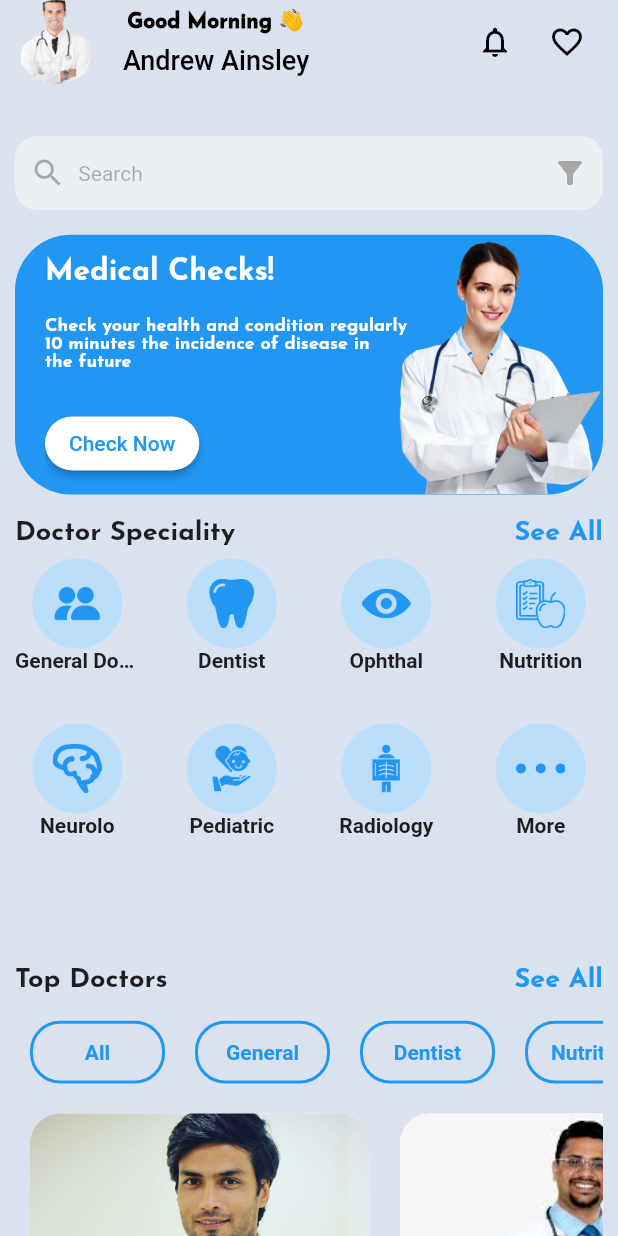
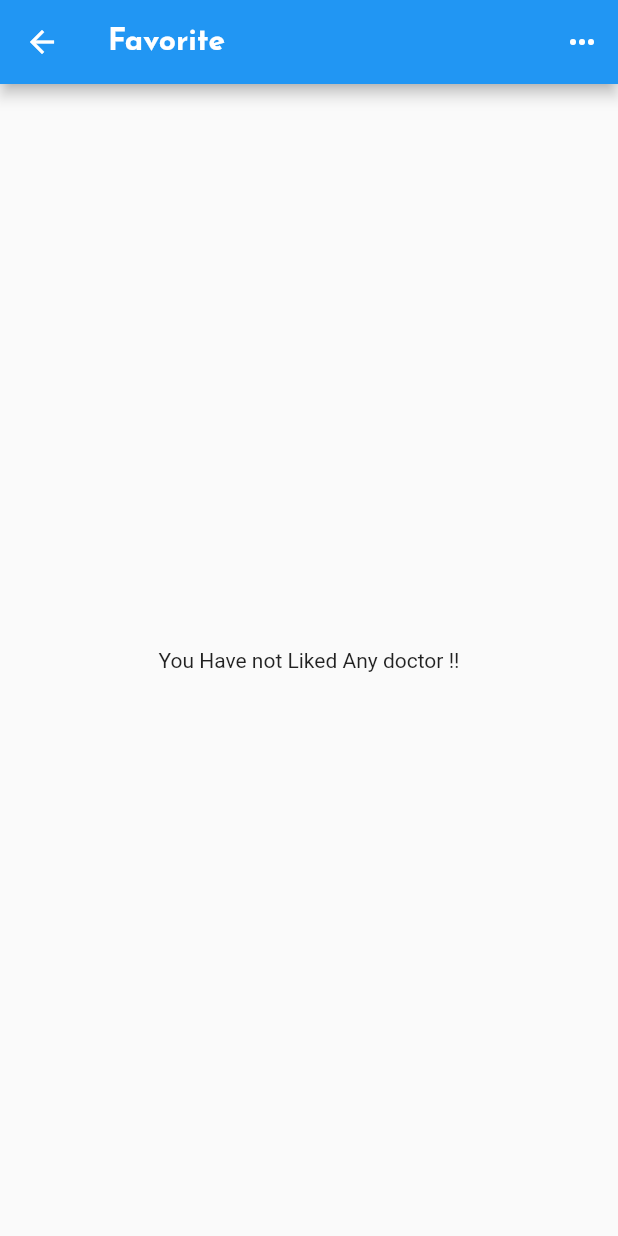
Before and after one commit to kevin-donga/doctor, a Flutter app: the HomeScreen screen opened directly, after a tap on the "favorite outline" icon, on a phone screen of 412 x 824 dp. Run offline on Flutter 3.47's test engine with Material 2 defaults, Android fonts, the phone set to English and light mode, and no system bars; our stand-ins replace animated_notch_bottom_bar, firebase_auth, firebase_core, firebase_database, firebase_storage, flutter_rating_bar and 6 more; accounts and stored records are empty.

Commit message:
Merge branch 'dev_kevin' of G:\git_project\doctor with conflicts.

```diff
--- a/lib/screens/articles_screen/articles_screen.dart
+++ b/lib/screens/articles_screen/articles_screen.dart
@@ -40,11 +40,11 @@ class ArticleScreen extends StatelessWidget {
               SizedBox(
                 height: Get.height * 0.01,
               ),
-              SizedBox(
+              /*SizedBox(
                 height: h * 0.075,
                 width: w,
                 child: atriclesTab(),
-              ),
+              ),*/
               SizedBox(
                 height: h,
                 width: w,
--- /dev/null
+++ b/lib/screens/home_screen/favorite_doctor/fav_doctor_screen.dart
@@ -0,0 +1,26 @@
+import 'package:flutter/material.dart';
+
+import '../../../common_widget/common_text.dart';
+import '../../../utils/string_res.dart';
+
+class FavDoctorScreen extends StatelessWidget {
+  const FavDoctorScreen({Key? key}) : super(key: key);
+
+  @override
+  Widget build(BuildContext context) {
+    return Scaffold(
+      appBar: AppBar(
+        title: commonText(
+            data: StringRes.favDoctorAppbarTitle,
+            fontFamily: StringRes.josefinSans,
+            fontWeight: FontWeight.bold),
+        actions: [
+          IconButton(onPressed: () {}, icon: const Icon(Icons.more_horiz))
+        ],
+      ),
+      body: Center(
+        child: commonText(data: StringRes.noLiked),
+      ),
+    );
+  }
+}
--- /dev/null
+++ b/lib/screens/home_screen/favorite_doctor/fav_doctor_screen_controller.dart
@@ -0,0 +1,4 @@
+import 'package:get/get.dart';
+
+class FavDoctorScreenController extends GetxController {
+}
--- a/lib/screens/home_screen/home_screen.dart
+++ b/lib/screens/home_screen/home_screen.dart
@@ -35,19 +35,30 @@ class _HomeScreenState extends State<HomeScreen> {
               expandedHeight: Get.height * 0.170,
               foregroundColor: Colors.black,
               backgroundColor: ColorRes.scaffoldColor,
-              leading: const CircleAvatar(
+              leading: GetBuilder<HomeScreenController>(builder: (controller) {
+                return InkWell(
+                  onTap: () => controller.onProfile(),
+                  child: const CircleAvatar(
                     backgroundImage: AssetImage(AssetRes.doctorThumb2),
                     backgroundColor: Colors.transparent,
                   ),
+                );
+              }),
               title: Column(
                 children: [
-                  const Text(
+                  /*const Text(
                     StringRes.appbarTitle,
                     style: TextStyle(
                         color: Colors.black,
                         fontSize: 14,
                         fontWeight: FontWeight.w900,
                         fontFamily: StringRes.josefinSans),
+                  ),*/
+                  // greeting(),
+                  GetBuilder<HomeScreenController>(
+                    builder: (controller) {
+                      return controller.greeting();
+                    },
                   ),
                   SizedBox(
                     height: h * 0.01,
@@ -103,16 +114,20 @@ class _HomeScreenState extends State<HomeScreen> {
                 ),
               ),
               actions: <Widget>[
-                IconButton(
+                GetBuilder<HomeScreenController>(builder: (controller) {
+                  return IconButton(
                     icon: const Icon(Icons.notifications_none),
                     tooltip: 'Notification Icon',
-                  onPressed: () {},
-                ),
-                IconButton(
+                    onPressed: () => controller.onNotification(),
+                  );
+                }),
+                GetBuilder<HomeScreenController>(builder: (controller) {
+                  return IconButton(
                     icon: const Icon(Icons.favorite_border),
                     tooltip: 'Favorite Icon',
-                  onPressed: () {},
-                ),
+                    onPressed: () => controller.onLikedDoctor(),
+                  );
+                }),
               ],
             ),
             SliverList(
@@ -140,11 +155,11 @@ class _HomeScreenState extends State<HomeScreen> {
                   SizedBox(
                     height: h * 0.01,
                   ),
-                  SizedBox(
-                    height: h * 0.075,
-                    width: w,
-                    child: topDoctorsTab(),
-                  ),
+                  // SizedBox(
+                  //   height: h * 0.075,
+                  //   width: w,
+                  //   child: topDoctorsTab(),
+                  // ),
                   SizedBox(
                     height: h * 0.35,
                     width: w,
@@ -162,3 +177,12 @@ class _HomeScreenState extends State<HomeScreen> {
     );
   }
 }
+
+class TopDoctors extends StatelessWidget {
+  const TopDoctors({Key? key}) : super(key: key);
+
+  @override
+  Widget build(BuildContext context) {
+    return Scaffold();
+  }
+}
--- a/lib/screens/home_screen/home_screen_controller.dart
+++ b/lib/screens/home_screen/home_screen_controller.dart
@@ -1,8 +1,17 @@
-import 'package:get/get_state_manager/get_state_manager.dart';
-
+import 'package:doctor/screens/home_screen/home_screen_widget.dart';
+import 'package:flutter/material.dart';
+import 'package:get/get.dart';
 import '../../utils/asset_res.dart';
+import '../../utils/string_res.dart';
+import '../profile_screen/profile_screen.dart';
+import 'favorite_doctor/fav_doctor_screen.dart';
+import 'notification_screen/notification_screen.dart';
 
 class HomeScreenController extends GetxController {
+  void onProfile() {
+    Get.to(() => const ProfileScreen());
+  }
+
   List topDoctorTab = ['All', 'General', 'Dentist', 'Nutrition'];
   List<Map> topDoctors = [
     {
@@ -47,4 +56,28 @@ class HomeScreenController extends GetxController {
     },
   ];
   bool topDoctorTabDecoration = false;
+
+  void onNotification() {
+    Get.to(() => const NotificationScreen());
+  }
+
+  void onLikedDoctor() {
+    Get.to(() => const FavDoctorScreen());
+  }
+
+  Widget greeting() {
+    final hour = TimeOfDay.now().hour;
+    // var hour = DateTime.now().hour;
+    if (hour <= 12) {
+      return appbarGreetingText(data: StringRes.appbarMorningTitle);
+      // Text('Good Morning', style: TextStyle(
+      //     color: Colors.black,
+      //     fontSize: 14,
+      //     fontWeight: FontWeight.w900,
+      //     fontFamily: StringRes.josefinSans),);
+    } else if (hour <= 17) {
+      return appbarGreetingText(data: StringRes.appbarAfternoonTitle);
+    }
+    return appbarGreetingText(data: StringRes.appbarEveningTitle);
+  }
 }
--- a/lib/screens/home_screen/home_screen_widget.dart
+++ b/lib/screens/home_screen/home_screen_widget.dart
@@ -258,3 +258,14 @@ Widget topDoctorsField() {
     );
   });
 }
+
+Widget appbarGreetingText({String? data}) {
+  return Text(
+    data!,
+    style: const TextStyle(
+        color: Colors.black,
+        fontSize: 14,
+        fontWeight: FontWeight.w900,
+        fontFamily: StringRes.josefinSans),
+  );
+}
--- /dev/null
+++ b/lib/screens/home_screen/notification_screen/notification_screen_controller.dart
@@ -0,0 +1,4 @@
+import 'package:get/get.dart';
+
+class NotificationController extends GetxController {
+}
--- a/lib/screens/introduction_screen/introduction_screen.dart
+++ b/lib/screens/introduction_screen/introduction_screen.dart
@@ -11,11 +11,7 @@ class IntroductionScreen extends StatelessWidget {
     Get.put(IntroductionScreenController());
     return Scaffold(
       body: GetBuilder<IntroductionScreenController>(builder: (controller) {
-        return Column(
-          children: [
-            imageViewSwipable(),
-          ],
-        );
+        return imageViewSwipable();
       }),
     );
   }
--- a/lib/screens/introduction_screen/introduction_screen_controller.dart
+++ b/lib/screens/introduction_screen/introduction_screen_controller.dart
@@ -14,12 +14,12 @@ class IntroductionScreenController extends GetxController {
       pageController.nextPage(
           duration: const Duration(seconds: 1), curve: Curves.ease);
     } else {
-      Get.to( LoginScreen());
+      Get.off(() => LoginScreen());
     }
     update(['introductionScreen']);
   }
 
-  void imagePageViewOfIntroductionScreen(int value){
+  void imagePageViewOfIntroductionScreen(int value) {
     pageIndex = value;
     update(['introductionScreen']);
   }
--- a/lib/utils/string_res.dart
+++ b/lib/utils/string_res.dart
@@ -1,4 +1,3 @@
-
 import 'icon_res.dart';
 
 class StringRes {
@@ -57,7 +56,9 @@ class StringRes {
   static const nextText = 'Next';
 
   //---------Home Screen-----------
-  static const appbarTitle = 'Good Morning 👋';
+  static const appbarMorningTitle = 'Good Morning 👋';
+  static const appbarEveningTitle = 'Good Evening 👋';
+  static const appbarAfternoonTitle = 'Good Afternoon 👋';
   static const appbarUsername = 'Andrew Ainsley';
   static const searchbarHintText = 'Search';
   static const onboardingContainerSubString =
@@ -66,6 +67,14 @@ class StringRes {
   static const doctorSpecialityRow = 'Doctor Speciality';
   static const seeAllString = 'See All';
   static const topDoctor = 'Top Doctors';
+
+  //---------Notification Screen-----------
+  static const notificationAppbarTitle = 'Notification';
+  static const noNotification = 'No Notification Yet !!';
+
+  //---------Favorite Doctor Screen-----------
+  static const favDoctorAppbarTitle = 'Favorite';
+  static const noLiked = 'You Have not Liked Any doctor !!';
 
   //---------Profile Screen---------
   static const profileText = "Profile";
@@ -144,14 +153,13 @@ class StringRes {
   static const page4 = 'Articles';
   static const page5 = 'Profile';
 
-
   //---------Articles Screen---------
-  static const articleAppbarTitle="Articles";
-  static const article="Articles";
-  static const trendingRow="Trending";
+  static const articleAppbarTitle = "Articles";
+  static const article = "Articles";
+  static const trendingRow = "Trending";
 
 //------------bookAppointment Screen-------------
-  static const editProfileAppbarTitle="Edit Profile";
+  static const editProfileAppbarTitle = "Edit Profile";
   static const dateTextFieldHintText = 'Date';
   static const userTextFieldHintText = 'User Name';
   static const countryTextFieldHintText = 'Phone Number';
@@ -160,6 +168,4 @@ class StringRes {
   static const maleGenderText = 'Male';
   static const otherGenderText = 'Other';
   static const updateText = 'Update';
-
-
 }
```
Also changed, not shown: lib/common_widget/common_appbar.dart (+6 -5 lines), lib/main.dart (+6 -2 lines), lib/screens/history_screen/history_screen.dart (+15 -8 lines), lib/screens/home_screen/notification_screen/notification_screen.dart (added, +26 -0 lines), lib/screens/login_screen/login_screen_controller.dart (+16 -12 lines), lib/screens/profile_screen/profile_screen.dart (+18 -11 lines), lib/screens/profile_screen/profile_screen_controller.dart (+12 -0 lines), lib/screens/profile_screen/profile_screen_widget.dart (+13 -7 lines), lib/screens/signup_screen/signup_screen_controller.dart (+11 -8 lines). Lines whose indentation alone changed are shown as unchanged.
